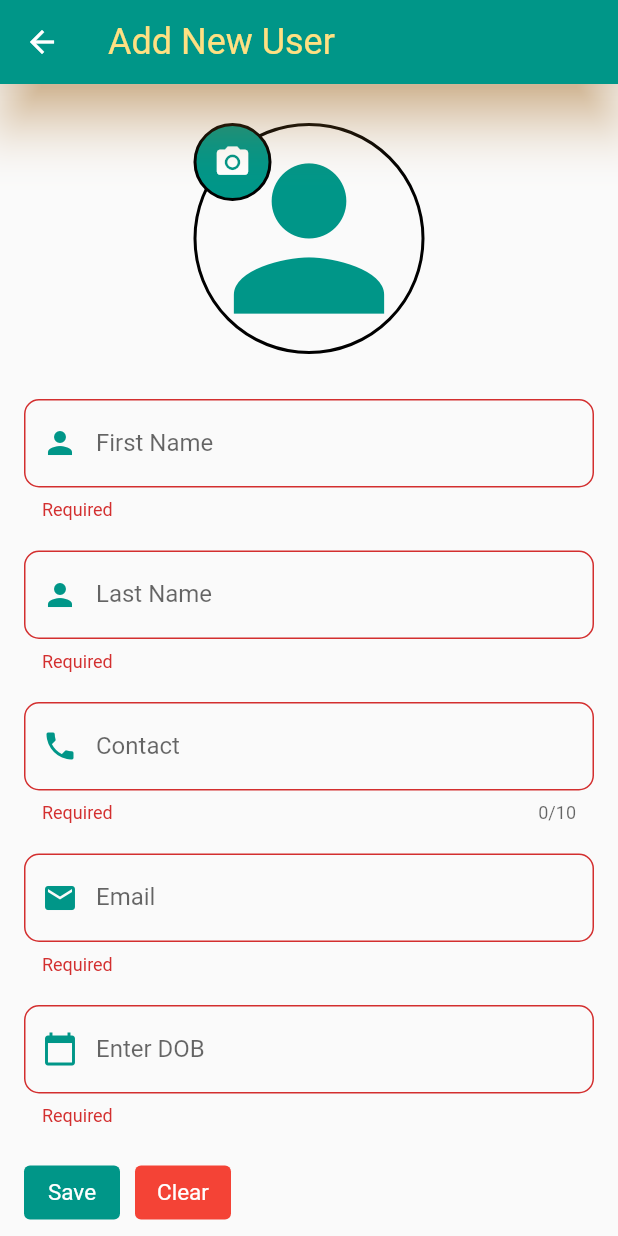
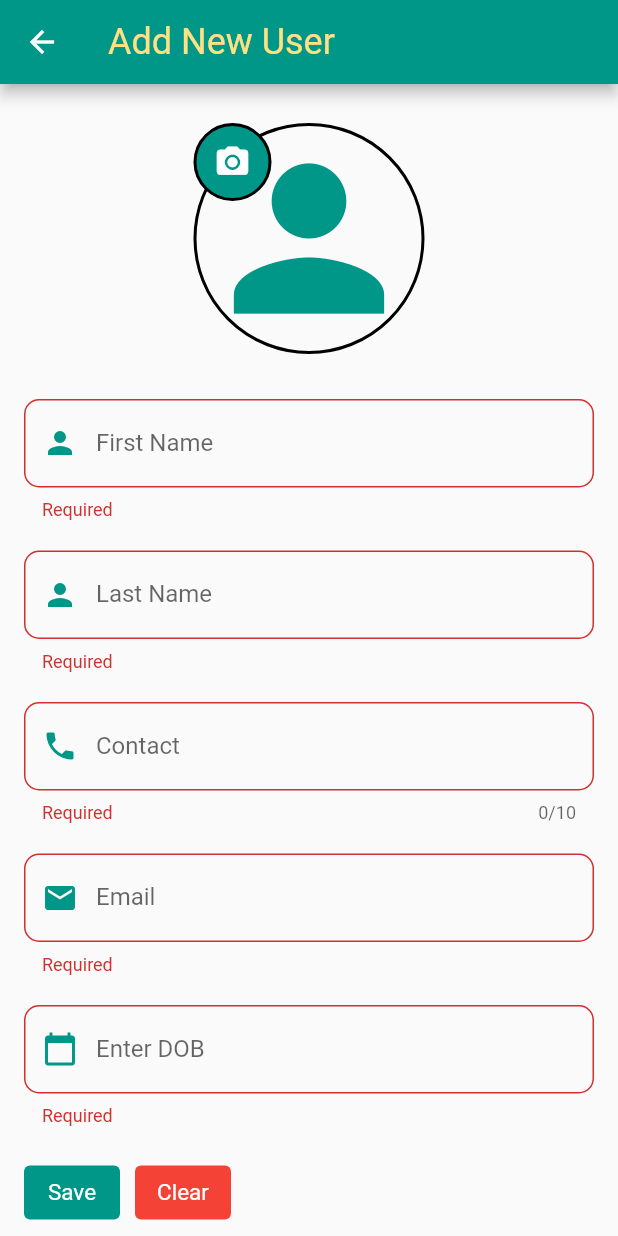
Before and after one commit to dipakrana844/sqflite_database, a Flutter app: the EditUser screen opened directly, on a phone screen of 412 x 824 dp. Run offline on Flutter 3.47's test engine with Material 2 defaults, Android fonts, the phone set to English and light mode, and no system bars; our stand-ins replace get, image_picker, sqflite; missing offline and left inert: dart:ffi; accounts and stored records are empty.

Commit message:
code format change

```diff
--- a/lib/db_helper/repository.dart
+++ b/lib/db_helper/repository.dart
@@ -47,7 +47,6 @@ class Repository {
 
   checkEmail(table, email) async {
     var loConnection = await database;
-    // var loX = await loConnection?.rawQuery('select from $table where email=$email');
     var loX = await loConnection?.query(table,
         columns: ['email'], where: 'email=?', whereArgs: [email]);
     print("Your Count is : +${loX.toString()}");
@@ -55,11 +54,6 @@ class Repository {
     return loX.toString() != '[]' ? false : true;
   }
 
-  // checkEmail(table, email) async {
-  //   var loConnection = await database;
-  //   return await loConnection
-  //       ?.rawQuery("SELECT count(*) from $table where email='$email'");
-  // }
 
   checkDatabase(table) async {
     var loConnection = await database;
--- a/lib/screens/EditUser.dart
+++ b/lib/screens/AddEditUser.dart
@@ -7,7 +7,6 @@ import 'package:image_picker/image_picker.dart';
 import 'package:intl/intl.dart';
 import 'package:sqflite_database/model/User.dart';
 import 'package:sqflite_database/services/userService.dart';
-import 'package:form_field_validator/form_field_validator.dart';
 
 class EditUser extends StatefulWidget {
   final int miUserId;
@@ -82,7 +81,6 @@ class _EditUserState extends State<EditUser> {
     return null;
   }
 
-  // !RegExp(msEmailPattern).hasMatch(moUserEmailController.text)
   String? validateEmail(value) {
     if (value!.isEmpty) {
       mbEmail = false;
@@ -103,8 +101,6 @@ class _EditUserState extends State<EditUser> {
     mbDob = true;
     return null;
   }
-
-  // String msContactPattern = r'(^(?:[+0]9)?[0-9]{10,12}$)';
 
   getUserData(int fiId) async {
     if (widget.miUserId != 0) {
@@ -201,10 +197,10 @@ class _EditUserState extends State<EditUser> {
     }
   }
 
-  _showSuccessSnackBar(String message) {
+  _showSuccessSnackBar(String fsMessage) {
     ScaffoldMessenger.of(context).showSnackBar(
       SnackBar(
-        content: Text(message),
+        content: Text(fsMessage),
       ),
     );
   }
@@ -214,26 +210,13 @@ class _EditUserState extends State<EditUser> {
     return Scaffold(
       appBar: AppBar(
         title: Text(widget.miUserId == 0 ? 'Add New User' : "Edit New User"),
-        actions: [
-          // IconButton(onPressed: () => {}, icon: const Icon(Icons.search))
-        ],
-        backgroundColor: Colors.teal[500],
-        actionsIconTheme: const IconThemeData(color: Colors.amber, size: 36),
-        elevation: 15,
-        shadowColor: Colors.orangeAccent,
-        toolbarTextStyle: TextTheme(
-          headline6: TextStyle(
-            color: Colors.amber[200],
-            fontSize: 24,
-          ),
-        ).bodyText2,
         titleTextStyle: TextTheme(
           headline6: TextStyle(
             color: Colors.amber[200],
             fontSize: 24,
           ),
         ).headline6,
-          ),
+      ),
       body: SingleChildScrollView(
         child: Container(
           padding: const EdgeInsets.all(16.0),
@@ -276,8 +259,6 @@ class _EditUserState extends State<EditUser> {
                             ),
                           ),
                           Container(
-                            // margin: const EdgeInsets.all(0.0),
-                            // padding: const EdgeInsets.all(0.0),
                             decoration: BoxDecoration(
                               color: Colors.teal,
                               border: Border.all(
@@ -321,10 +302,7 @@ class _EditUserState extends State<EditUser> {
                     ),
                     hintText: 'Enter First Name',
                     labelText: 'First Name',
-
-                    // errorText: msValidateFirstName,
                   ),
-                  // validator: RequiredValidator(errorText: "Required"),
                   validator: validateFName,
                 ),
                 const SizedBox(
@@ -341,7 +319,6 @@ class _EditUserState extends State<EditUser> {
                     ),
                     hintText: 'Enter Last Name',
                     labelText: 'Last Name',
-                    // errorText: msValidateLastName,
                   ),
                   validator: validateLName,
                 ),
@@ -360,7 +337,6 @@ class _EditUserState extends State<EditUser> {
                     ),
                     hintText: 'Enter Contact Number',
                     labelText: 'Contact',
-                    // errorText: msValidateContact,
                   ),
                   validator: validateContact,
                   keyboardType: TextInputType.number,
@@ -386,26 +362,14 @@ class _EditUserState extends State<EditUser> {
                           // errorText: msValidateEmail!,
                         ),
                         validator: validateEmail,
-                        // onTap: _showSuccessSnackBar("Clicked") ,
-                        // validator: MultiValidator([
-                        //   RequiredValidator(errorText: "Required"),
-                        //   EmailValidator(errorText: "Invalid"),
-                        // ]),
                       )
                     : TextFormField(
                         controller: moUserEmailController,
                         decoration: const InputDecoration(
                           prefixIcon: Icon(Icons.email, color: Colors.grey),
-                          border: OutlineInputBorder(
-
-                          ),
+                          border: OutlineInputBorder(),
                         ),
                         readOnly: true,
-                        // validator: validateEmail,
-                        // validator: MultiValidator([
-                        //   RequiredValidator(errorText: "Required"),
-                        //   EmailValidator(errorText: "Invalid"),
-                        // ]),
                       ),
                 const SizedBox(
                   height: 20.0,
@@ -443,14 +407,11 @@ class _EditUserState extends State<EditUser> {
                         // errorText: msValidateDob == "" ? 'Save' : 'Update',
                         labelText: "Enter DOB",
                         hintText: 'Enter Date of Birth',
-                        // errorText: msValidateDob ? 'Required' : null,
                       ),
-                      // readOnly: true,
                       validator: validateDob,
                     ),
                   ),
                 ),
-
                 const SizedBox(
                   height: 20.0,
                 ),
@@ -465,7 +426,6 @@ class _EditUserState extends State<EditUser> {
                           setState(() {
                             validate();
                           });
-                          // _showSuccessSnackBar("New Email id");
                           var loUser = User();
                           if (widget.miUserId == 0) {
                             if (mbFName &&
@@ -520,7 +480,9 @@ class _EditUserState extends State<EditUser> {
                           moUserFirstNameController.text = '';
                           moUserLastNameController.text = '';
                           moUserContactController.text = '';
-                          widget.miUserId == 0 ? moUserEmailController.text = '' : null;
+                          widget.miUserId == 0
+                              ? moUserEmailController.text = ''
+                              : null;
                           moUserDobController.text = '';
                         },
                         child: const Text('Clear'))
```
Also changed, not shown: lib/db_helper/database_connection.dart (+14 -2 lines), lib/main.dart (+7 -56 lines), lib/screens/ViewUsers.dart (+6 -21 lines), 2 other files.
